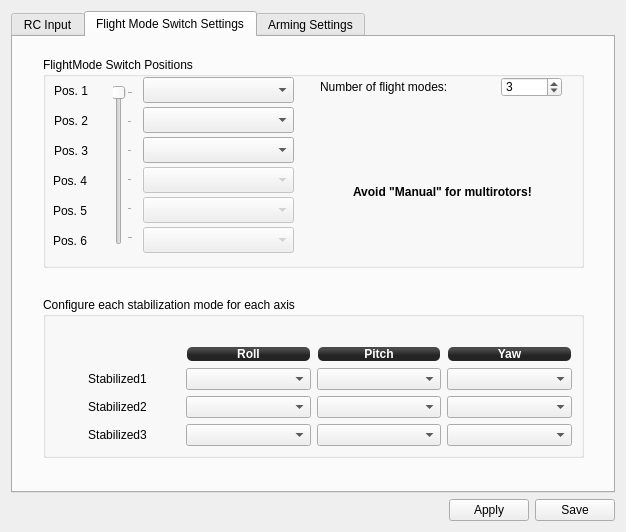
openpilot/OpenPilot, file ground/openpilotgcs/src/plugins/config/input.ui: the form before one commit.
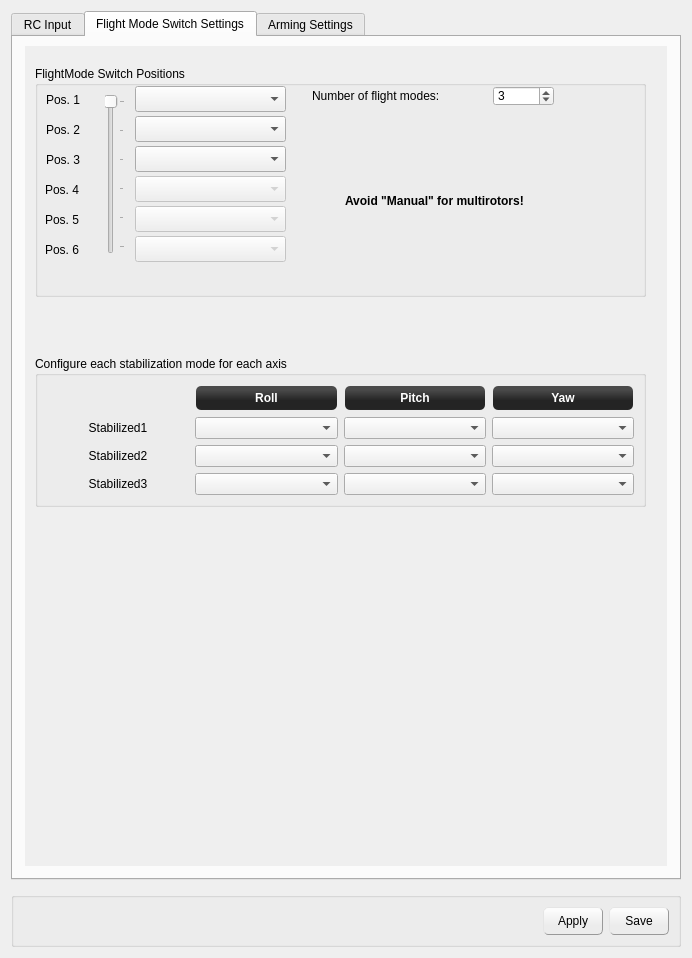
The form after the commit. The open tabs and pages were chosen to show the change. Icons and pictures are not drawn.

Commit message: UI changes to the GCS interface pages

Diff of the .ui file:
```diff
--- a/ground/openpilotgcs/src/plugins/config/input.ui
+++ b/ground/openpilotgcs/src/plugins/config/input.ui
@@ -6,23 +6,53 @@
    <rect>
     <x>0</x>
     <y>0</y>
-    <width>626</width>
-    <height>532</height>
+    <width>692</width>
+    <height>958</height>
    </rect>
   </property>
   <property name="windowTitle">
    <string>Form</string>
   </property>
-  <layout class="QVBoxLayout" name="verticalLayout">
+  <layout class="QVBoxLayout" name="verticalLayout_6">
+   <property name="spacing">
+    <number>12</number>
+   </property>
    <item>
     <widget class="QTabWidget" name="tabWidget">
      <property name="currentIndex">
-      <number>1</number>
+      <number>0</number>
      </property>
      <widget class="QWidget" name="RCInput">
       <attribute name="title">
        <string>RC Input</string>
       </attribute>
+      <layout class="QVBoxLayout" name="verticalLayout_3">
+       <property name="leftMargin">
+        <number>12</number>
+       </property>
+       <property name="rightMargin">
+        <number>12</number>
+       </property>
+       <property name="bottomMargin">
+        <number>12</number>
+       </property>
+       <item>
+        <widget class="QScrollArea" name="scrollArea">
+         <property name="frameShape">
+          <enum>QFrame::NoFrame</enum>
+         </property>
+         <property name="widgetResizable">
+          <bool>true</bool>
+         </property>
+         <widget class="QWidget" name="scrollAreaWidgetContents">
+          <property name="geometry">
+           <rect>
+            <x>0</x>
+            <y>0</y>
+            <width>638</width>
+            <height>801</height>
+           </rect>
+          </property>
       <layout class="QGridLayout" name="gridLayout">
        <item row="0" column="0">
         <widget class="QStackedWidget" name="stackedWidget">
@@ -200,17 +230,48 @@
        </item>
       </layout>
      </widget>
+        </widget>
+       </item>
+      </layout>
+     </widget>
      <widget class="QWidget" name="tab_3">
       <attribute name="title">
        <string>Flight Mode Switch Settings</string>
       </attribute>
+      <layout class="QVBoxLayout" name="verticalLayout_8">
+       <property name="leftMargin">
+        <number>12</number>
+       </property>
+       <property name="rightMargin">
+        <number>12</number>
+       </property>
+       <property name="bottomMargin">
+        <number>12</number>
+       </property>
+       <item>
+        <widget class="QScrollArea" name="scrollArea_3">
+         <property name="frameShape">
+          <enum>QFrame::NoFrame</enum>
+         </property>
+         <property name="widgetResizable">
+          <bool>true</bool>
+         </property>
+         <widget class="QWidget" name="scrollAreaWidgetContents_3">
+          <property name="geometry">
+           <rect>
+            <x>0</x>
+            <y>0</y>
+            <width>100</width>
+            <height>30</height>
+           </rect>
+          </property>
       <widget class="QGroupBox" name="groupBox">
        <property name="geometry">
         <rect>
-         <x>30</x>
-         <y>260</y>
-         <width>541</width>
-         <height>161</height>
+             <x>10</x>
+             <y>310</y>
+             <width>611</width>
+             <height>151</height>
         </rect>
        </property>
        <property name="styleSheet">
@@ -220,104 +281,7 @@
         <string>Configure each stabilization mode for each axis</string>
        </property>
        <layout class="QGridLayout" name="gridLayout_2">
-        <item row="1" column="3">
-         <widget class="QLabel" name="label_10">
-          <property name="styleSheet">
-           <string notr="true">background-color: qlineargradient(spread:reflect, x1:0.507, y1:0, x2:0.507, y2:0.772, stop:0.208955 rgba(74, 74, 74, 255), stop:0.78607 rgba(36, 36, 36, 255));
-color: rgb(255, 255, 255);
-border-radius: 5;
-font: bold 12px;
-margin:1px;</string>
-          </property>
-          <property name="text">
-           <string>Yaw</string>
-          </property>
-          <property name="alignment">
-           <set>Qt::AlignCenter</set>
-          </property>
-         </widget>
-        </item>
-        <item row="2" column="0">
-         <widget class="QLabel" name="label_14">
-          <property name="text">
-           <string>Stabilized1</string>
-          </property>
-          <property name="alignment">
-           <set>Qt::AlignCenter</set>
-          </property>
-         </widget>
-        </item>
-        <item row="2" column="1">
-         <widget class="QComboBox" name="fmsSsPos1Roll">
-          <property name="minimumSize">
-           <size>
-            <width>102</width>
-            <height>0</height>
-           </size>
-          </property>
-          <property name="focusPolicy">
-           <enum>Qt::StrongFocus</enum>
-          </property>
-         </widget>
-        </item>
-        <item row="2" column="2">
-         <widget class="QComboBox" name="fmsSsPos1Pitch">
-          <property name="minimumSize">
-           <size>
-            <width>102</width>
-            <height>0</height>
-           </size>
-          </property>
-          <property name="focusPolicy">
-           <enum>Qt::StrongFocus</enum>
-          </property>
-         </widget>
-        </item>
-        <item row="2" column="3">
-         <widget class="QComboBox" name="fmsSsPos1Yaw">
-          <property name="minimumSize">
-           <size>
-            <width>102</width>
-            <height>0</height>
-           </size>
-          </property>
-          <property name="focusPolicy">
-           <enum>Qt::StrongFocus</enum>
-          </property>
-         </widget>
-        </item>
         <item row="3" column="0">
-         <widget class="QLabel" name="label_21">
-          <property name="text">
-           <string>Stabilized2</string>
-          </property>
-          <property name="alignment">
-           <set>Qt::AlignCenter</set>
-          </property>
-         </widget>
-        </item>
-        <item row="3" column="1">
-         <widget class="QComboBox" name="fmsSsPos2Roll">
-          <property name="focusPolicy">
-           <enum>Qt::StrongFocus</enum>
-          </property>
-         </widget>
-        </item>
-        <item row="3" column="2">
-         <widget class="QComboBox" name="fmsSsPos2Pitch">
-          <property name="focusPolicy">
-           <enum>Qt::StrongFocus</enum>
-          </property>
-         </widget>
-        </item>
-        <item row="3" column="3">
-         <widget class="QComboBox" name="fmsSsPos2Yaw">
-          <property name="focusPolicy">
-           <enum>Qt::StrongFocus</enum>
-          </property>
-         </widget>
-        </item>
-        <item row="4" column="0">
          <widget class="QLabel" name="label_22">
           <property name="text">
            <string>Stabilized3</string>
@@ -327,28 +291,7 @@
           </property>
          </widget>
         </item>
-        <item row="4" column="1">
-         <widget class="QComboBox" name="fmsSsPos3Roll">
-          <property name="focusPolicy">
-           <enum>Qt::StrongFocus</enum>
-          </property>
-         </widget>
-        </item>
-        <item row="4" column="2">
-         <widget class="QComboBox" name="fmsSsPos3Pitch">
-          <property name="focusPolicy">
-           <enum>Qt::StrongFocus</enum>
-          </property>
-         </widget>
-        </item>
-        <item row="4" column="3">
-         <widget class="QComboBox" name="fmsSsPos3Yaw">
-          <property name="focusPolicy">
-           <enum>Qt::StrongFocus</enum>
-          </property>
-         </widget>
-        </item>
-        <item row="1" column="1">
+            <item row="0" column="1">
          <widget class="QLabel" name="label_8">
           <property name="styleSheet">
            <string notr="true">background-color: qlineargradient(spread:reflect, x1:0.507, y1:0, x2:0.507, y2:0.772, stop:0.208955 rgba(74, 74, 74, 255), stop:0.78607 rgba(36, 36, 36, 255));
@@ -365,7 +308,20 @@
           </property>
          </widget>
         </item>
-        <item row="1" column="2">
+            <item row="1" column="1">
+             <widget class="QComboBox" name="fmsSsPos1Roll">
+              <property name="minimumSize">
+               <size>
+                <width>102</width>
+                <height>0</height>
+               </size>
+              </property>
+              <property name="focusPolicy">
+               <enum>Qt::StrongFocus</enum>
+              </property>
+             </widget>
+            </item>
+            <item row="0" column="2">
          <widget class="QLabel" name="label_9">
           <property name="styleSheet">
            <string notr="true">background-color: qlineargradient(spread:reflect, x1:0.507, y1:0, x2:0.507, y2:0.772, stop:0.208955 rgba(74, 74, 74, 255), stop:0.78607 rgba(36, 36, 36, 255));
@@ -382,28 +338,120 @@
           </property>
          </widget>
         </item>
-        <item row="0" column="1">
-         <spacer name="verticalSpacer_3">
-          <property name="orientation">
-           <enum>Qt::Vertical</enum>
-          </property>
-          <property name="sizeHint" stdset="0">
+            <item row="3" column="2">
+             <widget class="QComboBox" name="fmsSsPos3Pitch">
+              <property name="focusPolicy">
+               <enum>Qt::StrongFocus</enum>
+              </property>
+             </widget>
+            </item>
+            <item row="3" column="3">
+             <widget class="QComboBox" name="fmsSsPos3Yaw">
+              <property name="focusPolicy">
+               <enum>Qt::StrongFocus</enum>
+              </property>
+             </widget>
+            </item>
+            <item row="2" column="2">
+             <widget class="QComboBox" name="fmsSsPos2Pitch">
+              <property name="focusPolicy">
+               <enum>Qt::StrongFocus</enum>
+              </property>
+             </widget>
+            </item>
+            <item row="1" column="0">
+             <widget class="QLabel" name="label_14">
+              <property name="text">
+               <string>Stabilized1</string>
+              </property>
+              <property name="alignment">
+               <set>Qt::AlignCenter</set>
+              </property>
+             </widget>
+            </item>
+            <item row="0" column="3">
+             <widget class="QLabel" name="label_10">
+              <property name="styleSheet">
+               <string notr="true">background-color: qlineargradient(spread:reflect, x1:0.507, y1:0, x2:0.507, y2:0.772, stop:0.208955 rgba(74, 74, 74, 255), stop:0.78607 rgba(36, 36, 36, 255));
+color: rgb(255, 255, 255);
+border-radius: 5;
+font: bold 12px;
+margin:1px;</string>
+              </property>
+              <property name="text">
+               <string>Yaw</string>
+              </property>
+              <property name="alignment">
+               <set>Qt::AlignCenter</set>
+              </property>
+             </widget>
+            </item>
+            <item row="3" column="1">
+             <widget class="QComboBox" name="fmsSsPos3Roll">
+              <property name="focusPolicy">
+               <enum>Qt::StrongFocus</enum>
+              </property>
+             </widget>
+            </item>
+            <item row="1" column="3">
+             <widget class="QComboBox" name="fmsSsPos1Yaw">
+              <property name="minimumSize">
            <size>
-            <width>20</width>
-            <height>20</height>
-           </size>
-          </property>
-         </spacer>
+                <width>102</width>
+                <height>0</height>
+               </size>
+              </property>
+              <property name="focusPolicy">
+               <enum>Qt::StrongFocus</enum>
+              </property>
+             </widget>
+            </item>
+            <item row="2" column="3">
+             <widget class="QComboBox" name="fmsSsPos2Yaw">
+              <property name="focusPolicy">
+               <enum>Qt::StrongFocus</enum>
+              </property>
+             </widget>
+            </item>
+            <item row="2" column="1">
+             <widget class="QComboBox" name="fmsSsPos2Roll">
+              <property name="focusPolicy">
+               <enum>Qt::StrongFocus</enum>
+              </property>
+             </widget>
+            </item>
+            <item row="2" column="0">
+             <widget class="QLabel" name="label_21">
+              <property name="text">
+               <string>Stabilized2</string>
+              </property>
+              <property name="alignment">
+               <set>Qt::AlignCenter</set>
+              </property>
+             </widget>
+            </item>
+            <item row="1" column="2">
+             <widget class="QComboBox" name="fmsSsPos1Pitch">
+              <property name="minimumSize">
+               <size>
+                <width>102</width>
+                <height>0</height>
+               </size>
+              </property>
+              <property name="focusPolicy">
+               <enum>Qt::StrongFocus</enum>
+              </property>
+             </widget>
         </item>
        </layout>
       </widget>
       <widget class="QGroupBox" name="groupBox_2">
        <property name="geometry">
         <rect>
-         <x>30</x>
+             <x>10</x>
          <y>20</y>
-         <width>541</width>
-         <height>211</height>
+             <width>611</width>
+             <height>231</height>
         </rect>
        </property>
        <property name="title">
@@ -694,13 +742,42 @@
         </property>
        </widget>
       </widget>
-      <zorder>groupBox_2</zorder>
-      <zorder>groupBox</zorder>
+         </widget>
+        </widget>
+       </item>
+      </layout>
      </widget>
      <widget class="QWidget" name="tab_4">
       <attribute name="title">
        <string>Arming Settings</string>
       </attribute>
+      <layout class="QVBoxLayout" name="verticalLayout_7">
+       <property name="leftMargin">
+        <number>12</number>
+       </property>
+       <property name="rightMargin">
+        <number>12</number>
+       </property>
+       <property name="bottomMargin">
+        <number>12</number>
+       </property>
+       <item>
+        <widget class="QScrollArea" name="scrollArea_2">
+         <property name="frameShape">
+          <enum>QFrame::NoFrame</enum>
+         </property>
+         <property name="widgetResizable">
+          <bool>true</bool>
+         </property>
+         <widget class="QWidget" name="scrollAreaWidgetContents_2">
+          <property name="geometry">
+           <rect>
+            <x>0</x>
+            <y>0</y>
+            <width>499</width>
+            <height>121</height>
+           </rect>
+          </property>
       <layout class="QVBoxLayout" name="verticalLayout_2">
        <item>
         <layout class="QHBoxLayout" name="horizontalLayout">
@@ -801,7 +878,7 @@
          <property name="sizeHint" stdset="0">
           <size>
            <width>20</width>
-           <height>40</height>
+               <height>467</height>
           </size>
          </property>
         </spacer>
@@ -810,6 +887,16 @@
      </widget>
     </widget>
    </item>
+      </layout>
+     </widget>
+    </widget>
+   </item>
+   <item>
+    <widget class="QGroupBox" name="groupBox_3">
+     <property name="title">
+      <string/>
+     </property>
+     <layout class="QVBoxLayout" name="verticalLayout">
    <item>
     <layout class="QHBoxLayout" name="horizontalLayout_5">
      <item>
@@ -859,10 +946,37 @@
      </item>
      <item>
       <widget class="QPushButton" name="saveRCInputToRAM">
+          <property name="minimumSize">
+           <size>
+            <width>60</width>
+            <height>28</height>
+           </size>
+          </property>
        <property name="toolTip">
         <string>Send to OpenPilot but don't write in SD.
 Be sure to set the Neutral position on all sliders before sending!</string>
        </property>
+          <property name="styleSheet">
+           <string notr="true">QPushButton {
+border: 1px outset #999;
+border-radius: 5;
+background-color: qlineargradient(spread:pad, x1:0.507, y1:0.869318, x2:0.507, y2:0.0965909, stop:0.28 rgba(236, 236, 236, 255), stop:1 rgba(252, 252, 252, 255));
+}
+
+QPushButton:pressed {
+
+    border-style: inset;
+	background-color: qlineargradient(spread:pad, x1:0.502, y1:0.664864, x2:0.502, y2:0.034, stop:0.358209 rgba(250, 250, 250, 255), stop:0.626866 rgba(235, 235, 235, 255));
+
+}
+
+
+QPushButton:hover  {
+	border: 1px outset #999;	
+border-color: rgb(83, 83, 83);
+border-radius: 4;
+	}</string>
+          </property>
        <property name="text">
         <string>Apply</string>
        </property>
@@ -870,16 +984,46 @@
      </item>
      <item>
       <widget class="QPushButton" name="saveRCInputToSD">
+          <property name="minimumSize">
+           <size>
+            <width>60</width>
+            <height>28</height>
+           </size>
+          </property>
        <property name="toolTip">
         <string>Be sure to set the Neutral position on all sliders before sending!
 Applies and Saves all settings to SD</string>
        </property>
+          <property name="styleSheet">
+           <string notr="true">QPushButton {
+border: 1px outset #999;
+border-radius: 5;
+background-color: qlineargradient(spread:pad, x1:0.507, y1:0.869318, x2:0.507, y2:0.0965909, stop:0.28 rgba(236, 236, 236, 255), stop:1 rgba(252, 252, 252, 255));
+}
+
+QPushButton:pressed {
+
+    border-style: inset;
+	background-color: qlineargradient(spread:pad, x1:0.502, y1:0.664864, x2:0.502, y2:0.034, stop:0.358209 rgba(250, 250, 250, 255), stop:0.626866 rgba(235, 235, 235, 255));
+
+}
+
+
+QPushButton:hover  {
+	border: 1px outset #999;	
+border-color: rgb(83, 83, 83);
+border-radius: 4;
+	}</string>
+          </property>
        <property name="text">
         <string>Save</string>
        </property>
       </widget>
      </item>
     </layout>
+      </item>
+     </layout>
+    </widget>
    </item>
   </layout>
  </widget>
```
Lines whose indentation alone changed are shown as unchanged. The commit also changes 7 other files.
